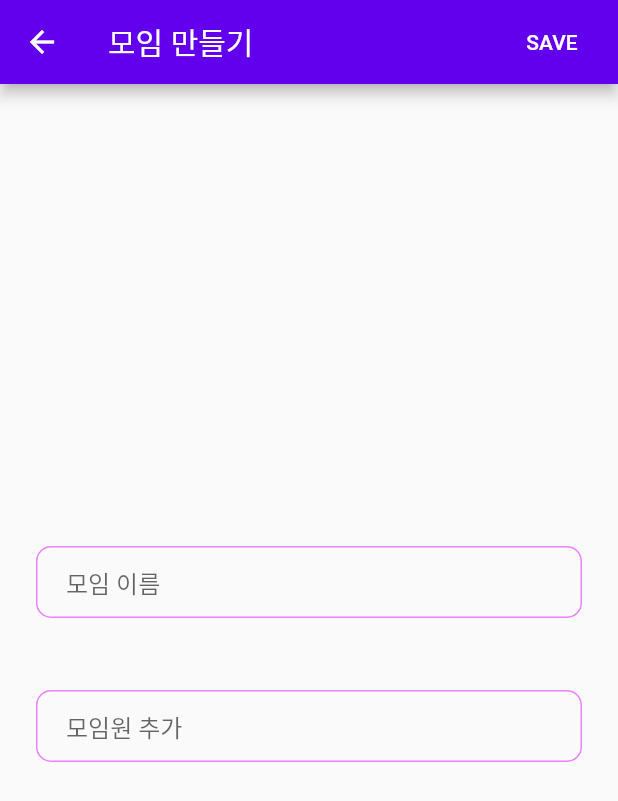
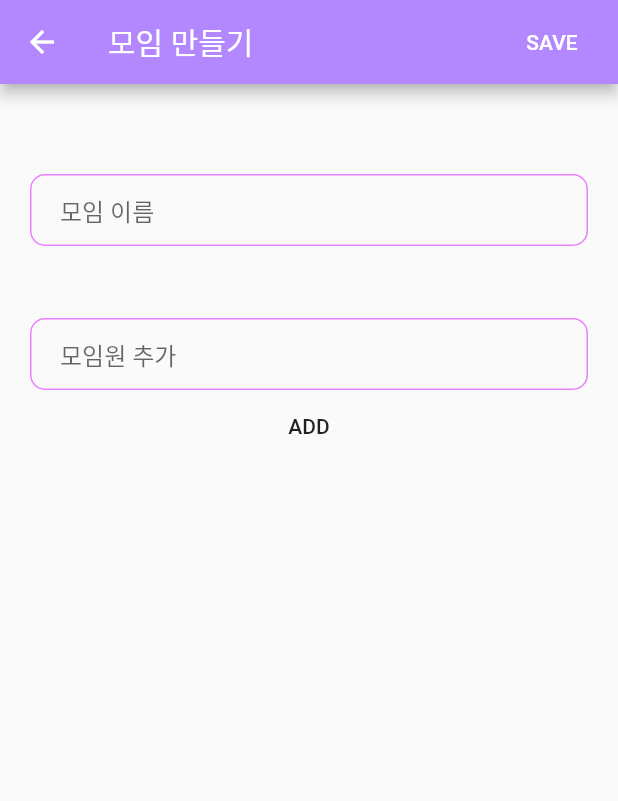
Before and after one commit to dsc-sookmyung/2021-SeNaJooNa-OurStory, a Flutter app: the AddGroupScreen screen opened directly, after a tap on "SAVE", on a phone screen of 412 x 824 dp. Shown: the top 801 px of the screen. Run offline on Flutter 3.47's test engine with Material 2 defaults, Android fonts, the phone set to English and light mode, and no system bars; our stand-ins replace cloud_firestore, firebase_auth, firebase_core, google_sign_in; accounts and stored records are empty.

Commit message:
add addGroup with users

```diff
--- a/lib/models/Group.dart
+++ b/lib/models/Group.dart
@@ -9,9 +9,11 @@ class Group extends ChangeNotifier {
   void setGroup(groupId) {}
 
   void addGroup({String name, List<String> users, String email}) {
+    users.add(email);
+
     _firestore.collection('Room').add({
       'name': name,
-      'users': [email]
+      'users': users,
     });
     notifyListeners();
   }
--- a/lib/screens/add_group_screen.dart
+++ b/lib/screens/add_group_screen.dart
@@ -1,4 +1,5 @@
 import 'package:flutter/material.dart';
+import 'package:together/Constants.dart';
 import 'package:together/models/Group.dart';
 import 'package:together/models/User.dart';
 import 'package:provider/provider.dart';
@@ -10,20 +11,30 @@ class AddGroupScreen extends StatefulWidget {
 
 class _AddGroupScreenState extends State<AddGroupScreen> {
   String groupName;
-
+  String user;
+  List<String> userList = [];
+  TextEditingController _nameController = TextEditingController();
+  TextEditingController _userController = TextEditingController();
   @override
   Widget build(BuildContext context) {
     return Scaffold(
       appBar: AppBar(
-        backgroundColor: Color(0xFF6200EE),
+        backgroundColor: kPrimaryColor,
         title: Text('모임 만들기'),
         actions: [
           FlatButton(
             textColor: Colors.white,
             onPressed: () {
               //ff
-              Provider.of<Group>(context, listen: false)
-                  .addGroup(name: groupName, users: null, email:Provider.of<User>(context, listen: false).getEmail());
+              Provider.of<Group>(context, listen: false).addGroup(
+                  name: groupName,
+                  users: userList,
+                  email: Provider.of<User>(context, listen: false).getEmail());
+
+              // .addGroup(name: groupName, users: null);
+
+              _nameController.clear();
+
               Navigator.pop(context);
             },
             child: Text("SAVE"),
@@ -32,12 +43,15 @@ class _AddGroupScreenState extends State<AddGroupScreen> {
         ],
       ),
       body: Padding(
-        padding: EdgeInsets.symmetric(horizontal: 24.0),
+        padding:
+            EdgeInsets.only(top: 60.0, left: 20.0, right: 20.0, bottom: 20.0),
+        child: Center(
           child: Column(
             mainAxisAlignment: MainAxisAlignment.center,
             crossAxisAlignment: CrossAxisAlignment.stretch,
             children: <Widget>[
               TextField(
+                controller: _nameController,
                 onChanged: (value) {
                   groupName = value;
                 },
@@ -68,7 +82,10 @@ class _AddGroupScreenState extends State<AddGroupScreen> {
                 height: 48.0,
               ),
               TextField(
-              onChanged: (value) {},
+                onChanged: (value) {
+                  user = value;
+                },
+                controller: _userController,
                 decoration: InputDecoration(
                   hintText: '모임원 추가',
                   contentPadding: EdgeInsets.symmetric(
@@ -92,12 +109,52 @@ class _AddGroupScreenState extends State<AddGroupScreen> {
                   ),
                 ),
               ),
-            SizedBox(
-              height: 8.0,
+              FlatButton(
+                onPressed: () {
+                  setState(() {
+                    userList.add(user);
+                  });
+
+                  _userController.clear();
+                },
+                child: Text('ADD'),
               ),
+              Expanded(
+                child: SizedBox(
+                  height: 200.0,
+                  child: UsersList(userList),
+                ),
+              )
             ],
+          ),
         ),
       ),
     );
   }
 }
+
+class UsersList extends StatelessWidget {
+  UsersList(this.users);
+  List<String> users;
+  @override
+  Widget build(BuildContext context) {
+    return ListView.builder(
+      itemBuilder: (context, index) {
+        return UserTile(userTitle: users[index]);
+      },
+      itemCount: users.length,
+    );
+  }
+}
+
+class UserTile extends StatelessWidget {
+  UserTile({this.userTitle});
+  String userTitle;
+
+  @override
+  Widget build(BuildContext context) {
+    return ListTile(
+      title: Text(userTitle),
+    );
+  }
+}
--- a/lib/screens/group_screen.dart
+++ b/lib/screens/group_screen.dart
@@ -1,3 +1,4 @@
+import 'package:cloud_firestore/cloud_firestore.dart';
 import 'package:flutter/cupertino.dart';
 import 'package:flutter/material.dart';
 import 'package:together/Constants.dart';
@@ -86,7 +87,8 @@ class _GroupScreenState extends State<GroupScreen> {
             //     GroupCard(),
             //   ],
             // ),
-              child: projectWidget()),
+            child: projectWidget(),
+          ),
           // FloatingActionButton(
           //   backgroundColor: Colors.lightBlueAccent,
           //   onPressed: () {
```
Also changed, not shown: 1 other file. Lines whose indentation alone changed are shown as unchanged.
